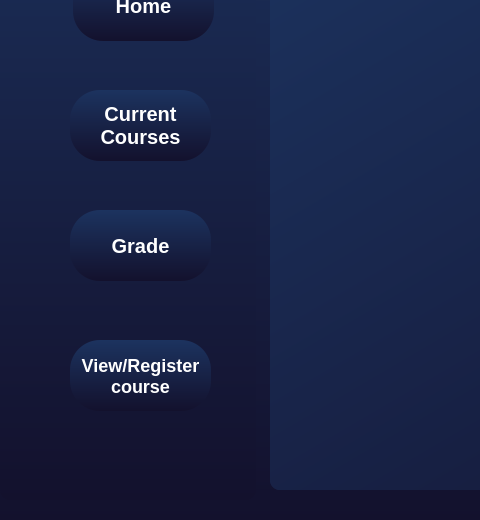
Qt form Qt/studentpage.ui (KerollosRady/University-mangament-system) before a commit; both pictures show x 0 to 480 and y 200 to 720 of the 1280 by 720 pixel window.
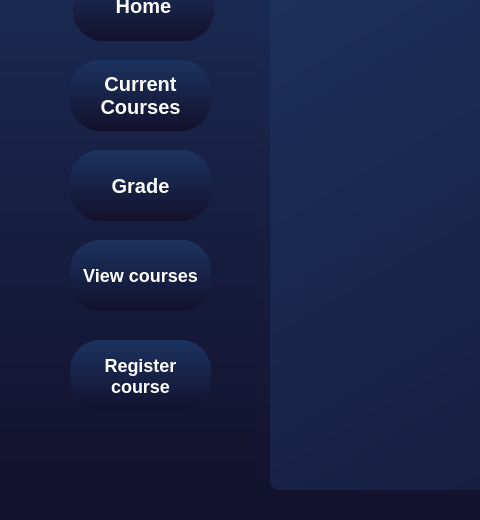
The same form after that commit.

Diff of the .ui file:
```diff
--- a/Qt/studentpage.ui
+++ b/Qt/studentpage.ui
@@ -157,7 +157,7 @@
    <property name="geometry">
     <rect>
      <x>70</x>
-     <y>290</y>
+     <y>260</y>
      <width>141</width>
      <height>71</height>
     </rect>
@@ -199,7 +199,7 @@
 </string>
    </property>
    <property name="text">
-    <string>View/Register
+    <string>Register
 course</string>
    </property>
   </widget>
@@ -207,7 +207,7 @@
    <property name="geometry">
     <rect>
      <x>70</x>
-     <y>410</y>
+     <y>350</y>
      <width>141</width>
      <height>71</height>
     </rect>
@@ -296,6 +296,30 @@
     <string>Abanoub Ashraf Kamel</string>
    </property>
   </widget>
+  <widget class="QPushButton" name="RegisterButton_2">
+   <property name="geometry">
+    <rect>
+     <x>70</x>
+     <y>440</y>
+     <width>141</width>
+     <height>71</height>
+    </rect>
+   </property>
+   <property name="cursor">
+    <cursorShape>PointingHandCursor</cursorShape>
+   </property>
+   <property name="styleSheet">
+    <string notr="true">    font-weight: 600;
+	font-size:18px;
+    border-radius: 30px;
+    color: #ffffff;
+background: qlineargradient(x1:0, y1:0, x2:0, y2:1, stop:0 #1c335f, stop:1 #13112d);
+</string>
+   </property>
+   <property name="text">
+    <string>View courses</string>
+   </property>
+  </widget>
  </widget>
  <resources/>
  <connections/>
```
